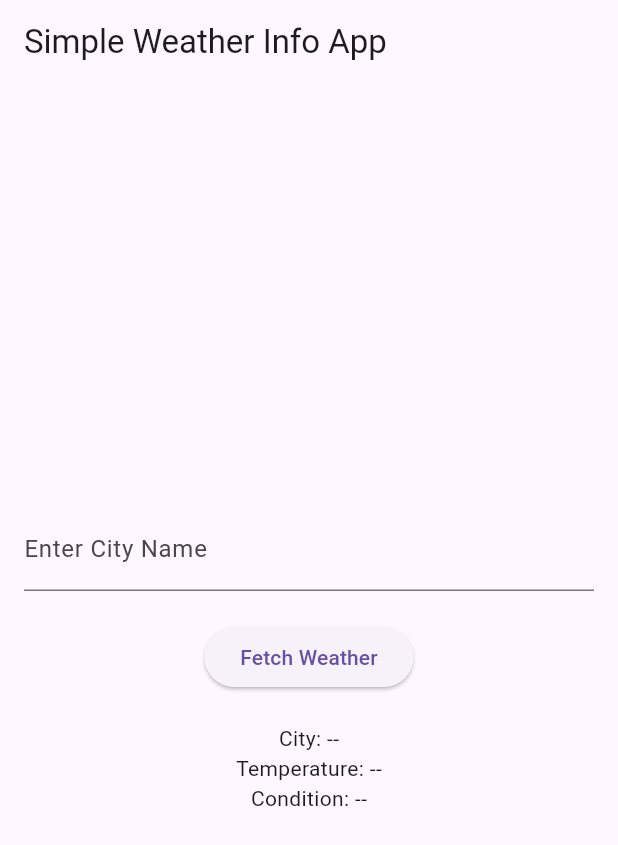
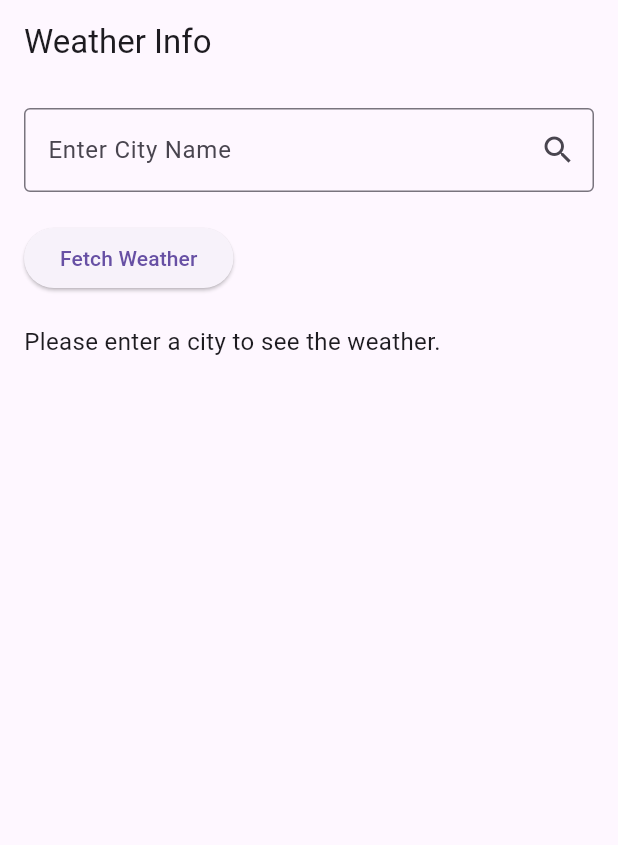
Before and after one commit to divya-jd/weather_app, a Flutter app: the screen it shows after launch, after a tap on "Fetch Weather", on a phone screen of 412 x 824 dp. Shown: the top 845 px of the screen. Run offline on Flutter 3.47's test engine with Material 3 defaults, Android fonts, the phone set to English and light mode, and no system bars.

Commit message:
Simulated weather data for input city

```diff
--- a/lib/main.dart
+++ b/lib/main.dart
@@ -1,48 +1,106 @@
 import 'package:flutter/material.dart';
+import 'dart:math';
 
 void main() {
-  runApp(SimpleWeatherApp());
+  runApp(WeatherInfoApp());
 }
 
-class SimpleWeatherApp extends StatelessWidget {
+class WeatherInfoApp extends StatelessWidget {
   @override
   Widget build(BuildContext context) {
     return MaterialApp(
-      home: Scaffold(
-        appBar: AppBar(
-          title: Text('Simple Weather Info App'),
+      title: 'Weather Info App',
+      theme: ThemeData(primarySwatch: Colors.blue),
+      home: WeatherHomePage(),
+    );
+  }
+}
+
+class WeatherHomePage extends StatefulWidget {
+  @override
+  _WeatherHomePageState createState() => _WeatherHomePageState();
+}
+
+class _WeatherHomePageState extends State<WeatherHomePage> {
+  final TextEditingController _cityController = TextEditingController();
+  String _city = '';
+  String _temperature = '';
+  String _weatherCondition = '';
+
+  void _fetchWeather() {
+    setState(() {
+      _city = _cityController.text;
+      _temperature = '${Random().nextInt(16) + 15}°C'; // Random temp between 15°C and 30°C
+      _weatherCondition = ['Sunny', 'Cloudy', 'Rainy'][Random().nextInt(3)];
+    });
+  }
+
+  @override
+  Widget build(BuildContext context) {
+    return Scaffold(
+      appBar: AppBar(
+        title: Text('Weather Info'),
+      ),
+      body: Padding(
+        padding: const EdgeInsets.all(16.0),
+        child: Column(
+          crossAxisAlignment: CrossAxisAlignment.start,
+          children: [
+            TextField(
+              controller: _cityController,
+              decoration: InputDecoration(
+                labelText: 'Enter City Name',
+                border: OutlineInputBorder(),
+                suffixIcon: IconButton(
+                  icon: Icon(Icons.search),
+                  onPressed: _fetchWeather,
+                ),
+              ),
+            ),
+            SizedBox(height: 20),
+            ElevatedButton(
+              onPressed: _fetchWeather,
+              child: Text('Fetch Weather'),
+            ),
+            SizedBox(height: 20),
+            _buildWeatherInfo(),
+          ],
         ),
-        body: WeatherUI(),
+      ),
+    );
+  }
+
+  Widget _buildWeatherInfo() {
+    if (_city.isEmpty) {
+      return Text(
+        'Please enter a city to see the weather.',
+        style: TextStyle(fontSize: 16),
+      );
+    }
+
+    return Card(
+      elevation: 5,
+      child: Padding(
+        padding: const EdgeInsets.all(16.0),
+        child: Column(
+          children: [
+            Text(
+              _city,
+              style: TextStyle(fontSize: 24, fontWeight: FontWeight.bold),
+            ),
+            SizedBox(height: 10),
+            Text(
+              'Temperature: $_temperature',
+              style: TextStyle(fontSize: 18),
+            ),
+            SizedBox(height: 10),
+            Text(
+              'Condition: $_weatherCondition',
+              style: TextStyle(fontSize: 18),
+            ),
+          ],
+        ),
       ),
     );
   }
 }
-
-class WeatherUI extends StatelessWidget {
-  final TextEditingController _cityController = TextEditingController();
-
-  @override
-  Widget build(BuildContext context) {
-    return Padding(
-      padding: const EdgeInsets.all(16.0),
-      child: Column(
-        mainAxisAlignment: MainAxisAlignment.center,
-        children: [
-          TextField(
-            controller: _cityController,
-            decoration: InputDecoration(labelText: 'Enter City Name'),
-          ),
-          SizedBox(height: 20),
-          ElevatedButton(
-            onPressed: () {},
-            child: Text('Fetch Weather'),
-          ),
-          SizedBox(height: 20),
-          Text('City: --'),
-          Text('Temperature: --'),
-          Text('Condition: --'),
-        ],
-      ),
-    );
-  }
-}
```
